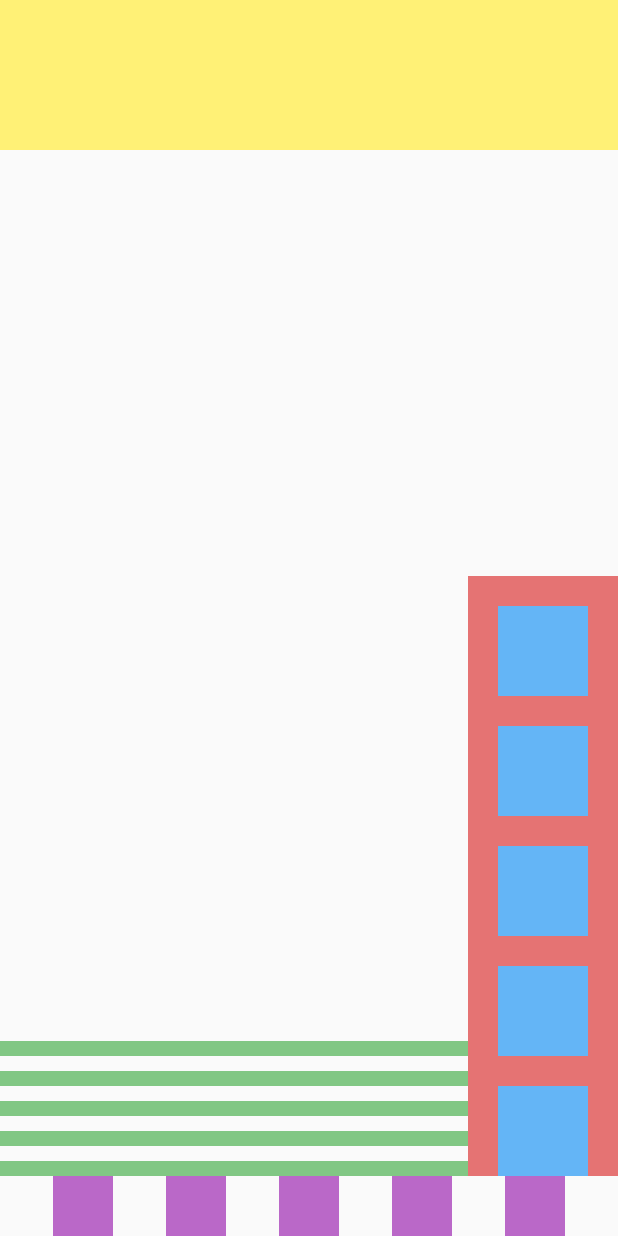
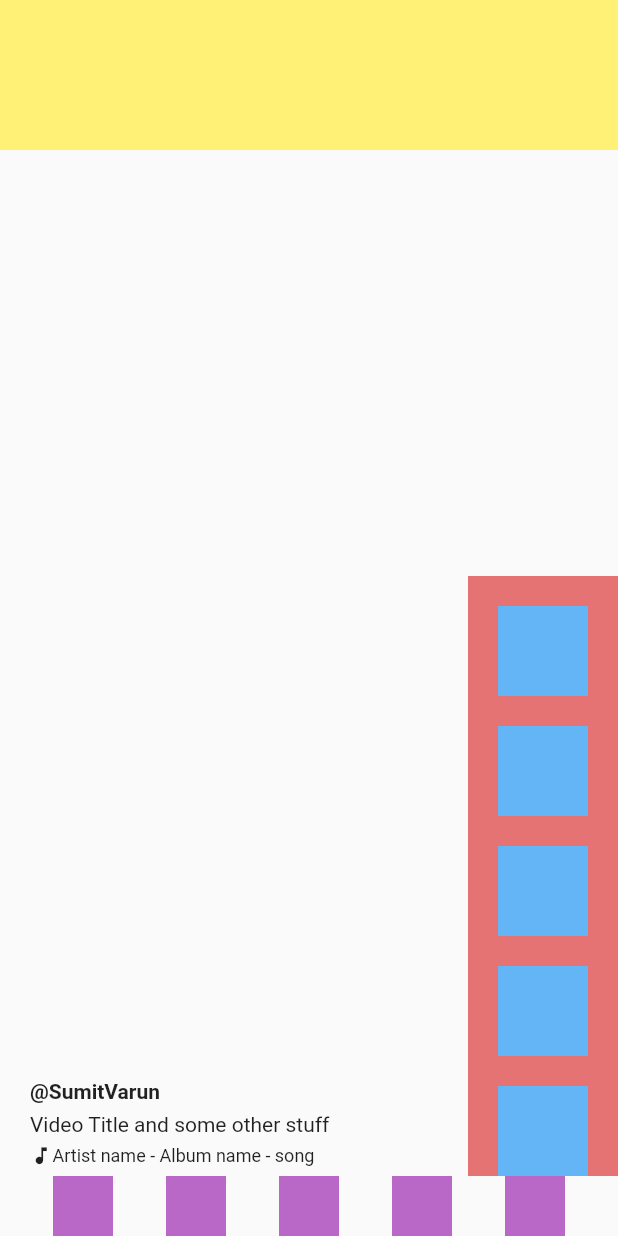
Before and after one commit to sumitvarun/tiktokclone_app, a Flutter app: the screen it shows after launch, on a phone screen of 412 x 824 dp. Run offline on Flutter 3.47's test engine with Material 2 defaults, Android fonts, the phone set to English and light mode, and no system bars.

Commit message:
Update TiktokClone

```diff
--- a/lib/main.dart
+++ b/lib/main.dart
@@ -1,4 +1,7 @@
 import 'package:flutter/material.dart';
+import 'package:tiktokclone_app/widget/video_description.dart';
+import 'package:tiktokclone_app/widget/actions_toolbar.dart';
+import 'package:tiktokclone_app/widget/bottom_toolbar.dart';
 
 void main() => runApp(TikTok());
 
@@ -17,7 +20,7 @@ class TikTok extends StatelessWidget {
             //middle section
             middleSection,
             //bottom section
-            bottomSection,
+            BottomSection(),
 
           ],
         ),
@@ -34,53 +37,17 @@ Widget get topSection => Container(
 
 //widget mid section
 
-//Video Description: This widget contains a column with text children inside.
-Widget get videoDescription => Expanded(child: Column(
-  mainAxisSize: MainAxisSize.min,
-  crossAxisAlignment: CrossAxisAlignment.start,
-  children: [
-    Container(height: 10.0, color:  Colors.green[300], margin: EdgeInsets.only(top: 10),),
-    Container(height: 10.0, color:  Colors.green[300], margin: EdgeInsets.only(top: 10),),
-    Container(height: 10.0, color:  Colors.green[300], margin: EdgeInsets.only(top: 10),),
-    Container(height: 10.0, color:  Colors.green[300], margin: EdgeInsets.only(top: 10),),
-    Container(height: 10.0, color:  Colors.green[300], margin: EdgeInsets.only(top: 10),),
-
-  ],
-),);
-
-//Actions Toolbar: This is a fixed width widget on the right hand side of the screen that contains the actions that can be performed from each video.
-Widget get actionsToolbar => Container(
-  width: 100.0,
-  color: Colors.red[300],
-  child: Column(
-    mainAxisSize: MainAxisSize.min,
-    children: List<Widget>.generate(5, (index) => Container(
-      width: 60,height: 60,
-      color:  Colors.blue[300],
-      margin: EdgeInsets.only(top: 20.0),
-    ),),
-  ),
-);
 Widget get middleSection => Expanded(
   child: Row(
     mainAxisSize: MainAxisSize.max,
     crossAxisAlignment: CrossAxisAlignment.end,
     children: [
-      videoDescription,
-      actionsToolbar,
+      VideoDescription(),
+      ActionToolbar(),
     ],
   ),
 );
 
 //Widget bottom section
-
-
 //Bottom Toolbar (Not named Navigation Toolbar because it clashes with a Flutter widget in the library):
 // This is a fixed height widget at the bottom of the screen that contains the main application icons / actions.
-Widget get bottomSection =>   Row(
-  mainAxisAlignment: MainAxisAlignment.spaceEvenly,
-  children: List<Widget>.generate(5, (index) => Container(
-    width: 40.0, height: 40.0,
-    color: Colors.purple[300],
-  ),),
-);
--- a/lib/widget/actions_toolbar.dart
+++ b/lib/widget/actions_toolbar.dart
@@ -0,0 +1,22 @@
+import 'package:flutter/material.dart';
+//Actions Toolbar: This is a fixed width widget on the right hand side of the screen that contains the actions that can be performed from each video.
+
+
+
+class ActionToolbar extends StatelessWidget {
+  @override
+  Widget build(BuildContext context) {
+    return Container(
+      width: 100.0,
+      color: Colors.red[300],
+      child: Column(
+        mainAxisSize: MainAxisSize.min,
+        children: List<Widget>.generate(5, (index) => Container(
+          width: 60,height: 60,
+          color:  Colors.blue[300],
+          margin: EdgeInsets.only(top: 20.0),
+        ),),
+      ),
+    );
+  }
+}
--- a/lib/widget/bottom_toolbar.dart
+++ b/lib/widget/bottom_toolbar.dart
@@ -0,0 +1,17 @@
+import 'package:flutter/material.dart';
+//Bottom Toolbar (Not named Navigation Toolbar because it clashes with a Flutter widget in the library):
+// This is a fixed height widget at the bottom of the screen that contains the main application icons / actions.
+
+
+class BottomSection extends StatelessWidget {
+  @override
+  Widget build(BuildContext context) {
+    return  Row(
+      mainAxisAlignment: MainAxisAlignment.spaceEvenly,
+      children: List<Widget>.generate(5, (index) => Container(
+        width: 40.0, height: 40.0,
+        color: Colors.purple[300],
+      ),),
+    );
+  }
+}
--- a/lib/widget/video_description.dart
+++ b/lib/widget/video_description.dart
@@ -0,0 +1,27 @@
+import 'package:flutter/material.dart';
+//Video Description: This widget contains a column with text children inside.
+
+
+
+class VideoDescription extends StatelessWidget {
+  @override
+  Widget build(BuildContext context) {
+    return Expanded(child: Container(
+      height: 70.0,
+      padding: EdgeInsets.only(left: 20.0),
+      child: Column(
+        mainAxisSize: MainAxisSize.min,
+        mainAxisAlignment: MainAxisAlignment.spaceEvenly,
+        crossAxisAlignment: CrossAxisAlignment.start,
+        children: [
+          Text('@SumitVarun', style: TextStyle(fontWeight: FontWeight.bold),),
+          Text('Video Title and some other stuff',),
+          Row(children: [
+            Icon(Icons.music_note, size: 15.0,),
+            Text('Artist name - Album name - song', style: TextStyle(fontSize: 12.0,),),
+          ],),
+        ],
+      ),
+    ),);
+  }
+}
```
